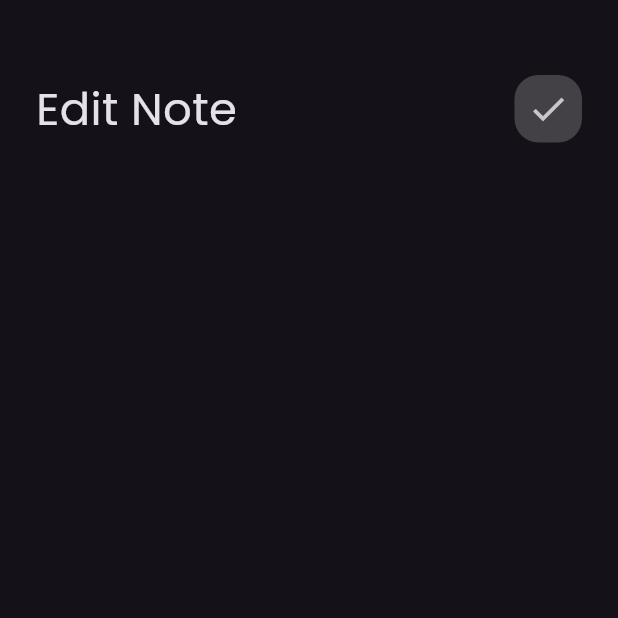
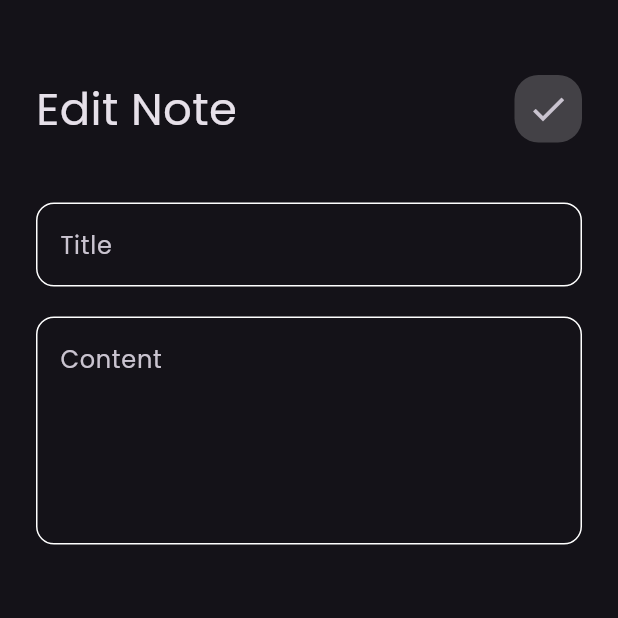
Before and after one commit to minanader648-collab/My_Note_app, a Flutter app: the EditNoteView screen opened directly, on a phone screen of 412 x 824 dp, the top half of it. Run offline on Flutter 3.47's test engine with Material 3 defaults, Android fonts, the phone set to English and light mode, and no system bars.

Commit message:
finsh edit note view & UI done

```diff
--- a/lib/views/widgets/AddNote_bottom_sheet.dart
+++ b/lib/views/widgets/AddNote_bottom_sheet.dart
@@ -16,7 +16,7 @@ class AddNote extends StatelessWidget {
             CustomTextField(hint: "Title"),
             SizedBox(height: 20.0),
             CustomTextField(hint: "Content", maxline: 5),
-            SizedBox(height: 20.0),
+            SizedBox(height: 25.0),
             CustomBottom(),
             SizedBox(height: 40.0),
           ],
--- a/lib/views/widgets/Edit_Note_View_Body.dart
+++ b/lib/views/widgets/Edit_Note_View_Body.dart
@@ -1,5 +1,6 @@
 import 'package:flutter/material.dart';
 import 'package:my_note/views/widgets/custom_appbar.dart';
+import 'package:my_note/views/widgets/custom_text_field.dart';
 
 class EditNoteViewBody extends StatelessWidget {
   const EditNoteViewBody({super.key});
@@ -12,6 +13,10 @@ class EditNoteViewBody extends StatelessWidget {
         children: [
           SizedBox(height: 50),
           CustomAppBar(title: "Edit Note", icon: Icons.check),
+          SizedBox(height: 40),
+          CustomTextField(hint: "Title"),
+          SizedBox(height: 20),
+          CustomTextField(hint: "Content", maxline: 5),
         ],
       ),
     );
```
